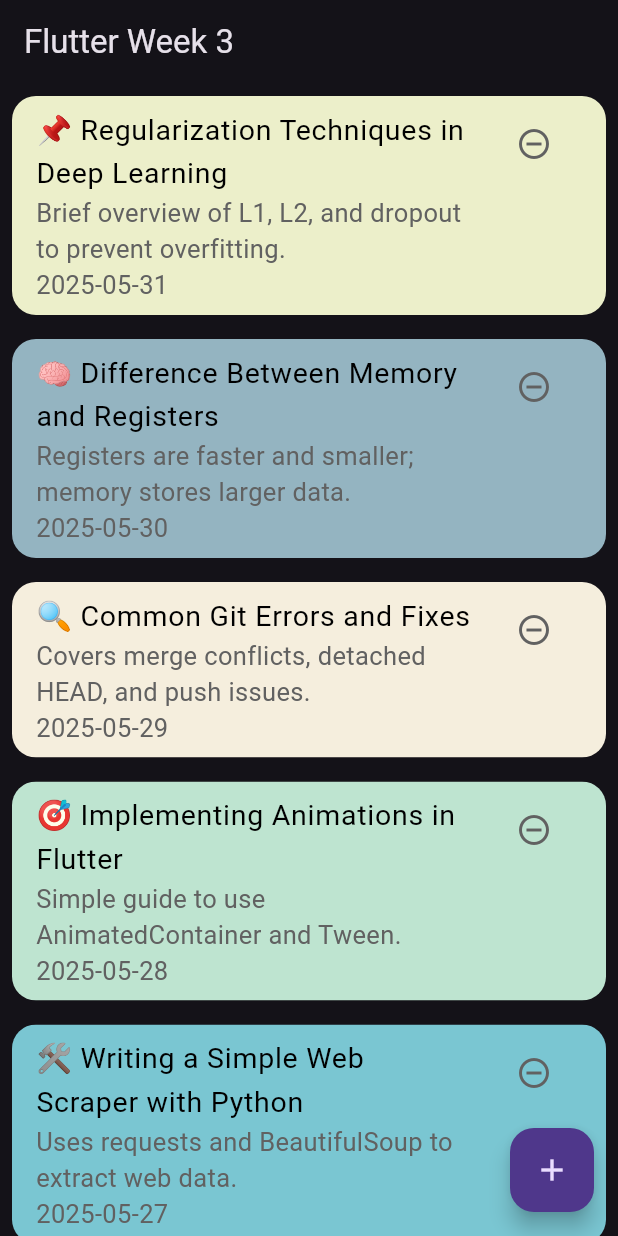
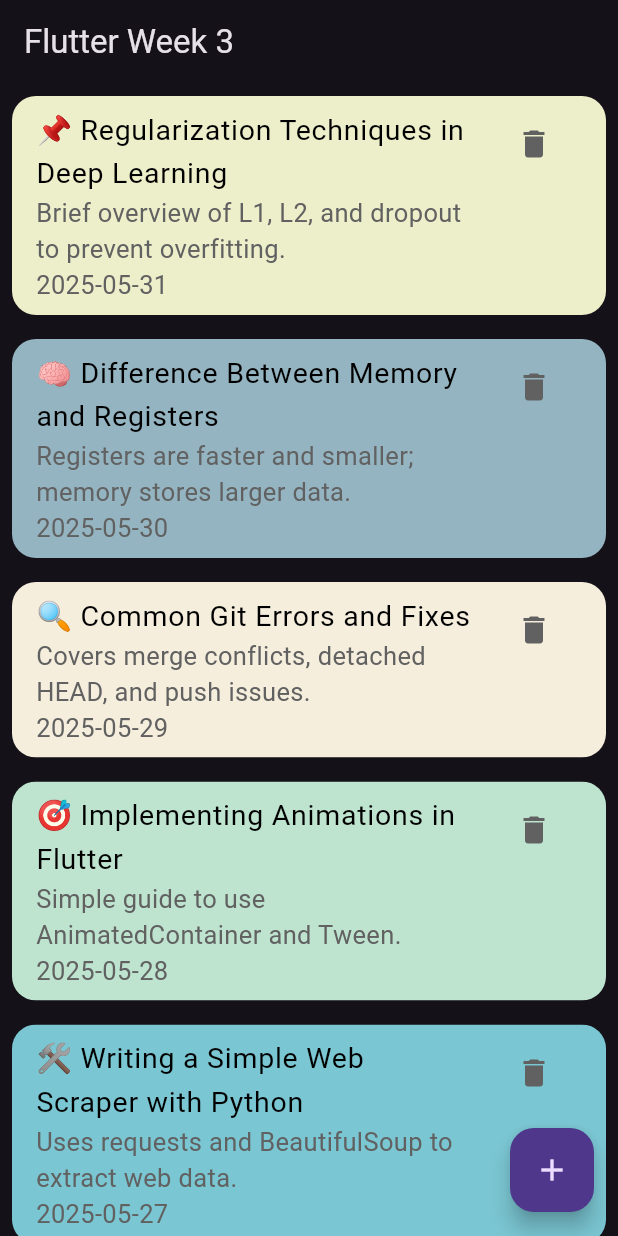
Before and after one commit to TsaiYing11/note_app11, a Flutter app: the screen it shows after launch, on a phone screen of 412 x 824 dp. Run offline on Flutter 3.47's test engine with Material 3 defaults, Android fonts, the phone set to English and light mode, and no system bars.

Commit message:
icon delete

```diff
--- a/lib/components/note_card.dart
+++ b/lib/components/note_card.dart
@@ -35,7 +35,7 @@ class NoteCard extends StatelessWidget {
             trailing: IconButton(
               onPressed: onPressed,
               icon: Icon(
-                Icons.remove_circle_outline_outlined,
+                Icons.delete,
                 color: Colors.grey.shade700,
               ),
             ),
```
